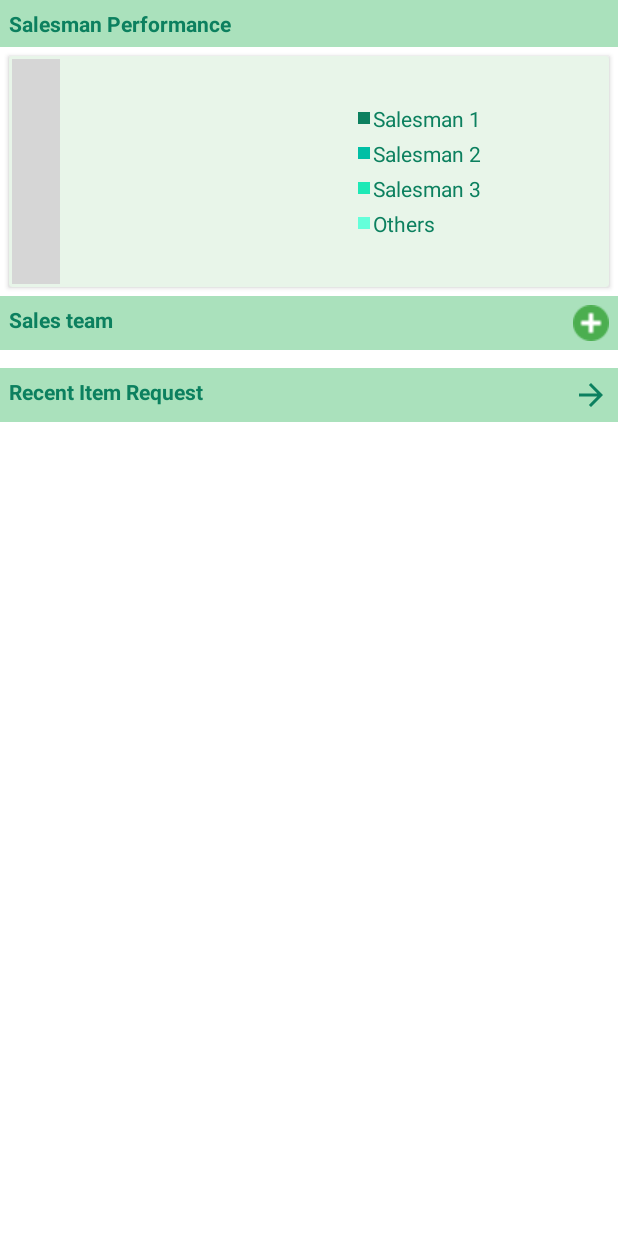
After one commit to PearlOrganisationApplications/AENaturals, an Android app: the layout fragment_distributor_home.xml on its own in the app's theme, with its tools: preview values and no code run, on a phone screen of 412 x 824 dp. The commit adds this screen. Run offline under Robolectric (Android 15) with nearby library versions, the phone set to English and light mode, and no system bars; plain views replace PieChart; Roboto replaces fonts that are not available here; grey boxes are pictures that could not be loaded.

Commit message:
distributor dashboard changes 1

```diff
--- a/app/src/main/java/com/aenatural/aenaturals/common/Splash.kt
+++ b/app/src/main/java/com/aenatural/aenaturals/common/Splash.kt
@@ -22,6 +22,7 @@ class Splash : AppCompatActivity() {
         window.statusBarColor = ContextCompat.getColor(this, R.color.lightgreen)
         window.decorView.setSystemUiVisibility(View.SYSTEM_UI_FLAG_LIGHT_STATUS_BAR);
 
+/*
         iv_logo = findViewById(R.id.iv_logo)
         val Animation = AnimationUtils.loadAnimation(this, R.anim.animzoomin)
         //  imageView.startAnimation(Animation);
@@ -35,6 +36,9 @@ class Splash : AppCompatActivity() {
             override fun onAnimationRepeat(animation: Animation) {}
         })
         iv_logo.startAnimation(Animation)
+*/
+        startActivity(Intent(applicationContext, Login::class.java))
+
 
      /*   Handler().postDelayed({
             val mIntent = Intent(this@Splash, WelcomeScreen::class.java)
--- a/app/src/main/res/layout/distributorsectiontwo.xml
+++ b/app/src/main/res/layout/distributorsectiontwo.xml
@@ -6,7 +6,7 @@
 <TextView
     android:layout_width="match_parent"
     android:layout_height="wrap_content"
-    android:text="Add Sellers"
+    android:text="Sales team"
     android:textStyle="bold"
     android:padding="@dimen/sd6"
     android:drawableEnd="@drawable/ic_plus2_24"
--- /dev/null
+++ b/app/src/main/res/layout/fragment_distributor_home.xml
@@ -0,0 +1,36 @@
+<?xml version="1.0" encoding="utf-8"?>
+<androidx.constraintlayout.widget.ConstraintLayout xmlns:android="http://schemas.android.com/apk/res/android"
+    xmlns:tools="http://schemas.android.com/tools"
+    android:layout_width="match_parent"
+    android:layout_height="match_parent"
+    android:fillViewport="true"
+    android:orientation="vertical"
+    tools:context=".distributors.fragments.DistributorHomeFrag">
+    <RelativeLayout
+        android:layout_width="match_parent"
+        android:layout_height="match_parent"
+        >
+        <LinearLayout
+            android:layout_width="match_parent"
+            android:layout_height="match_parent"
+            android:orientation="vertical">
+
+            <TextView
+                android:layout_width="match_parent"
+                android:layout_height="wrap_content"
+                android:background="@color/midgreen"
+                android:text="Salesman Performance"
+                android:textColor="@color/darkgreen"
+                android:textStyle="bold"
+                android:padding="@dimen/sd6"
+                />
+            <include layout="@layout/distributorchart" />
+
+            <include layout="@layout/distributorsectiontwo"
+                android:id="@+id/addSellers"/>
+
+            <include layout="@layout/distributorsectionthree"
+                android:id="@+id/itemRequest"/>
+        </LinearLayout>
+    </RelativeLayout>
+</androidx.constraintlayout.widget.ConstraintLayout>
```
Also changed, not shown: app/src/main/java/com/aenatural/aenaturals/distributors/DistributorDashboard.kt (+44 -92 lines), app/src/main/java/com/aenatural/aenaturals/distributors/fragments/DistributorHomeFrag.kt (added, +155 -0 lines), app/src/main/res/layout/activity_distributor_dashboard.xml (+47 -27 lines).
